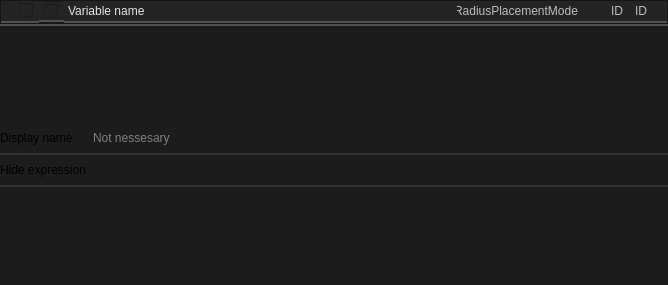
dertwist/Hammer5Tools, file src/editors/smartprop_editor/variable_frame.ui: the form before one commit.
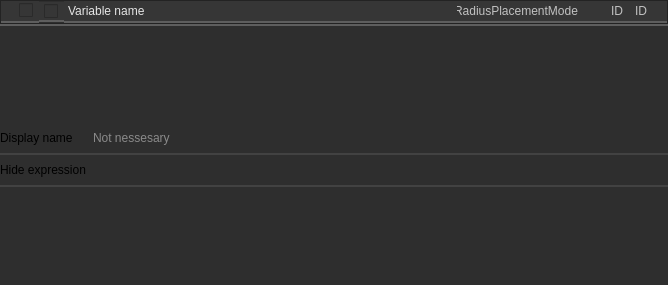
The form after the commit. Icons and pictures are not drawn.

The edit to the form file:
```diff
--- a/src/editors/smartprop_editor/variable_frame.ui
+++ b/src/editors/smartprop_editor/variable_frame.ui
@@ -14,7 +14,7 @@
    <string>Form</string>
   </property>
   <property name="styleSheet">
-   <string notr="true">background-color: #1C1C1C;</string>
+   <string notr="true">background-color: #2e2e2e;</string>
   </property>
   <layout class="QVBoxLayout" name="verticalLayout">
    <property name="spacing">
@@ -68,13 +68,13 @@
          <string notr="true">image: url(:/icons/more_vert.png);
 padding-left: 3px;
 padding-right: 3px;
-    border: 2px solid #CCCCCC;
+    border: 2px solid #d0d0d0;
 	border-top: 0px;
 	border-left: 0px;
 	border-right: 0px;
-    border-color: rgba(80, 80, 80, 255);
+    border-color: rgba(94, 94, 94, 255);
     border-radius: 0px;
-background-color: #242424;</string>
+background-color: #363636;</string>
         </property>
         <property name="text">
          <string/>
@@ -103,12 +103,12 @@
     font: 700 10pt &quot;Segoe UI&quot;;
     border: 2px solid black;
     border-radius: 0px;
-    border-color: rgba(80, 80, 80, 255);
+    border-color: rgba(94, 94, 94, 255);
     height:14px;
     padding-top: 2px;
     padding-bottom:4px;
-    color: #E3E3E3;
-background-color: #242424;
+    color: #e5e5e5;
+background-color: #363636;
     padding-left: 4px;
 }
 QCheckBox:hover {
@@ -156,13 +156,13 @@
     font: 700 10pt &quot;Segoe UI&quot;;
     border: 2px solid black;
     border-radius: 0px;
-    border-color: rgba(80, 80, 80, 255);
+    border-color: rgba(94, 94, 94, 255);
     height:14px;
     padding-top: 2px;
     padding-bottom:2px;
-    color: #E3E3E3;
+    color: #e5e5e5;
     padding-left: 4px;
-background-color: #242424;
+background-color: #363636;
 }
 QCheckBox:hover {
     background-color: #414956;
@@ -200,21 +200,21 @@
         <property name="styleSheet">
          <string notr="true">QLineEdit {
 	font: 8pt &quot;Segoe UI&quot;;
-    border: 2px solid #CCCCCC;
+    border: 2px solid #d0d0d0;
 	border-top: 0px;
 	border-left: 0px;
 	border-right: 0px;
-    border-color: rgba(80, 80, 80, 255);
+    border-color: rgba(94, 94, 94, 255);
     border-radius: 0px;
     padding: 2px;
-color: #E3E3E3;
-background-color: #242424;
+color: #e5e5e5;
+background-color: #363636;
 }
 QLineEdit:focus {
     border-color: rgba(80, 80, 80, 255);
 }
 QLineEdit::selection {
-    background-color: #414956;
+    background-color: #515965;
     color: white;
 }
 
@@ -263,21 +263,21 @@
         <property name="styleSheet">
          <string notr="true">QLineEdit {
 	font: 8pt &quot;Segoe UI&quot;;
-    border: 2px solid #CCCCCC;
+    border: 2px solid #d0d0d0;
 	border-top: 0px;
 	border-left: 0px;
 	border-right: 0px;
-    border-color: rgba(80, 80, 80, 255);
+    border-color: rgba(94, 94, 94, 255);
     border-radius: 0px;
     padding: 2px;
-	color: rgb(188, 188, 188);
-	background-color: #242424;
+	color: rgb(193, 193, 193);
+	background-color: #363636;
 }
 QLineEdit:focus {
     border-color: rgba(80, 80, 80, 255);
 }
 QLineEdit::selection {
-    background-color: #414956;
+    background-color: #515965;
     color: white;
 }
 
@@ -306,13 +306,13 @@
     font: 700 10pt &quot;Segoe UI&quot;;
     border: 2px solid black;
     border-radius: 0px;
-    border-color: rgba(80, 80, 80, 255);
+    border-color: rgba(94, 94, 94, 255);
     height:14px;
     padding-top: 2px;
     padding-bottom:2px;
-    color: #E3E3E3;
+    color: #e5e5e5;
     padding-left: 4px;
-background-color: #242424;
+background-color: #363636;
 }
 QToolButton:hover {
     background-color: #414956;
@@ -348,21 +348,21 @@
         <property name="styleSheet">
          <string notr="true">QLineEdit {
 	font: 8pt &quot;Segoe UI&quot;;
-    border: 2px solid #CCCCCC;
+    border: 2px solid #d0d0d0;
 	border-top: 0px;
 	border-left: 0px;
 	border-right: 0px;
-    border-color: rgba(80, 80, 80, 255);
+    border-color: rgba(94, 94, 94, 255);
     border-radius: 0px;
     padding: 2px;
-	color: rgb(188, 188, 188);
-	background-color: #242424;
+	color: rgb(193, 193, 193);
+	background-color: #363636;
 }
 QLineEdit:focus {
     border-color: rgba(80, 80, 80, 255);
 }
 QLineEdit::selection {
-    background-color: #414956;
+    background-color: #515965;
     color: white;
 }
 
@@ -393,21 +393,21 @@
         <property name="styleSheet">
          <string notr="true">QLineEdit {
 	font: 8pt &quot;Segoe UI&quot;;
-    border: 2px solid #CCCCCC;
+    border: 2px solid #d0d0d0;
 	border-top: 0px;
 	border-left: 0px;
 	border-right: 0px;
-    border-color: rgba(80, 80, 80, 255);
+    border-color: rgba(94, 94, 94, 255);
     border-radius: 0px;
     padding: 2px;
-	color: rgb(188, 188, 188);
-	background-color: #242424;
+	color: rgb(193, 193, 193);
+	background-color: #363636;
 }
 QLineEdit:focus {
     border-color: rgba(80, 80, 80, 255);
 }
 QLineEdit::selection {
-    background-color: #414956;
+    background-color: #515965;
     color: white;
 }
 
@@ -430,7 +430,7 @@
    <item>
     <widget class="QFrame" name="frame_layout">
      <property name="styleSheet">
-      <string notr="true">QFrame#frame_layout { border: 0px; border-top: 2px solid rgba(80, 80, 80, 255); }</string>
+      <string notr="true">QFrame#frame_layout { border: 0px; border-top: 2px solid rgba(94, 94, 94, 255); }</string>
      </property>
      <property name="frameShape">
       <enum>QFrame::Shape::NoFrame</enum>
@@ -478,15 +478,15 @@
     border-left: 0px;
     border-right: 0px;
 	border-top: 0px;
-    border-color: rgba(50, 50, 50, 255);
-    color: #E3E3E3;
-    background-color: #1C1C1C;
+    border-color: rgba(66, 66, 66, 255);
+    color: #e5e5e5;
+    background-color: #2e2e2e;
 }
 
 .QFrame::hover {
 }
 .QFrame::selected {
-    background-color: #414956;
+    background-color: #515965;
 }</string>
           </property>
           <property name="frameShape">
@@ -532,12 +532,12 @@
             <widget class="QLineEdit" name="varialbe_display_name">
              <property name="styleSheet">
               <string notr="true">QLineEdit {
-    border: 0px solid #CCCCCC;
-    border-color: rgba(80, 80, 80, 255);
+    border: 0px solid #d0d0d0;
+    border-color: rgba(94, 94, 94, 255);
     border-radius: 2px;
     padding: 2px;
-    color: #E3E3E3;
-background-color: #1C1C1C;
+    color: #e5e5e5;
+background-color: #2e2e2e;
 
 }
 </string>
@@ -566,15 +566,15 @@
     border-left: 0px;
     border-right: 0px;
 	border-top: 0px;
-    border-color: rgba(50, 50, 50, 255);
-    color: #E3E3E3;
-    background-color: #1C1C1C;
+    border-color: rgba(66, 66, 66, 255);
+    color: #e5e5e5;
+    background-color: #2e2e2e;
 }
 
 .QFrame::hover {
 }
 .QFrame::selected {
-    background-color: #414956;
+    background-color: #515965;
 }</string>
           </property>
           <property name="frameShape">
```
Left out of the diff: 14 changed lines with no effect on the pictures.
